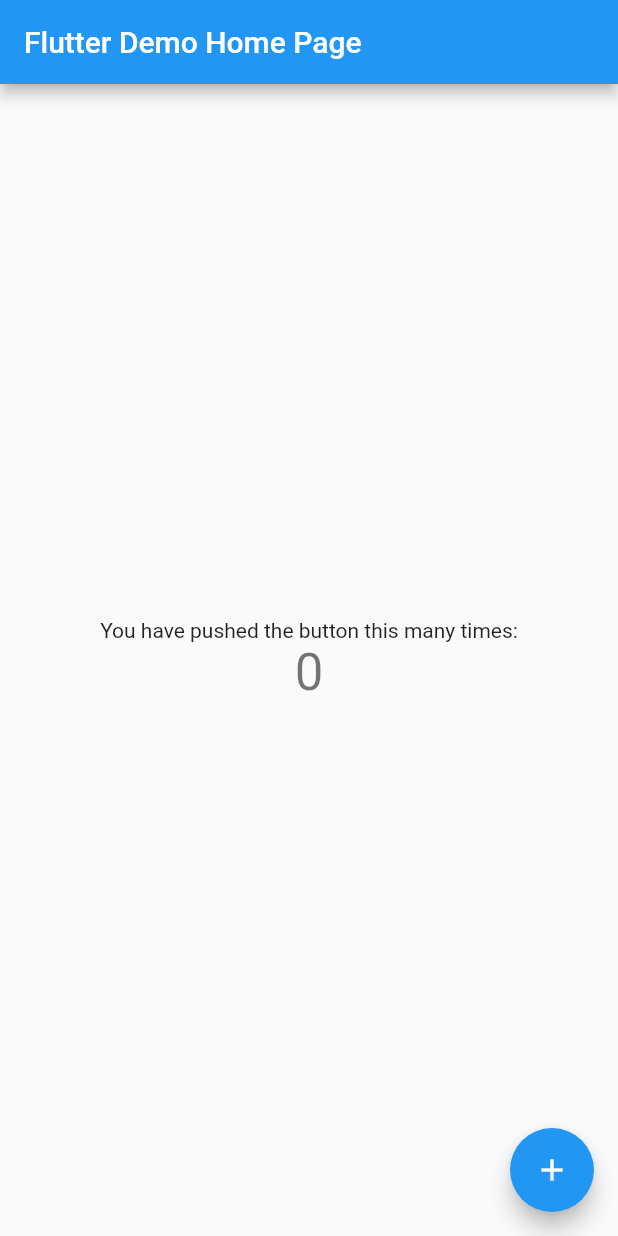
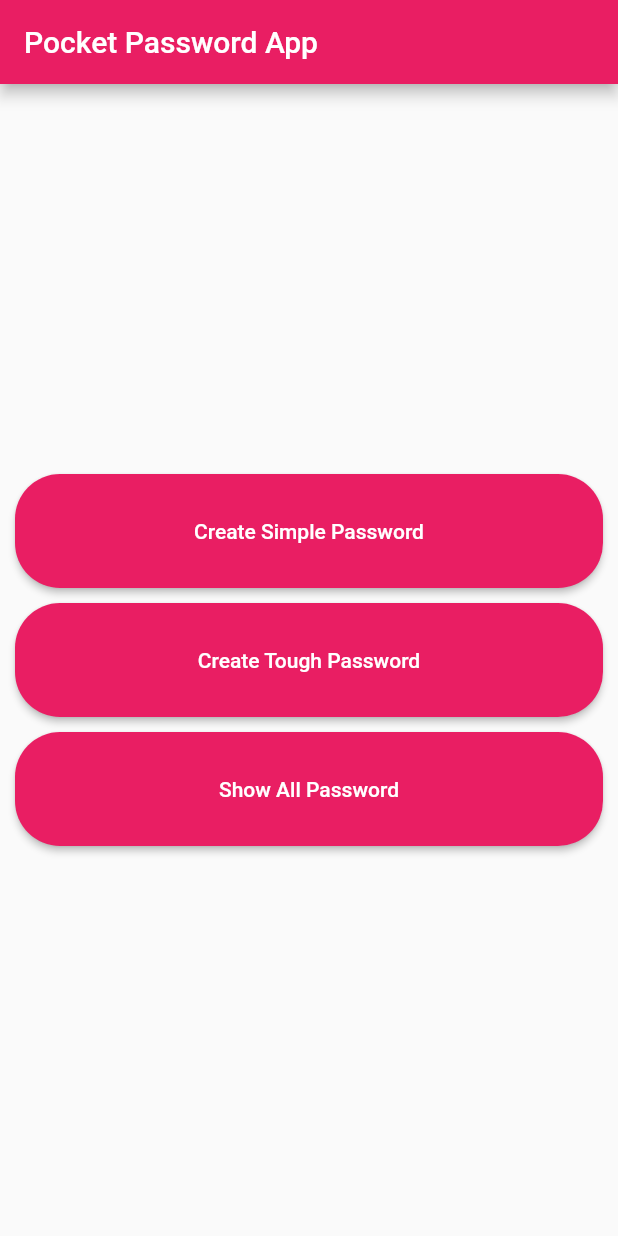
Before and after one commit to sohailsabir/FA19-BCS-016, a Flutter app: the screen it shows after launch, on a phone screen of 412 x 824 dp. Run offline on Flutter 3.47's test engine with Material 2 defaults, Android fonts, the phone set to English and light mode, and no system bars; our stand-ins replace audioplayers, cloud_firestore, firebase_core, firebase_database, flutter_colorpicker, flutter_spinkit and 2 more; missing offline and left inert: dialog_alert, flutter_animated_button, splash_screen_view; accounts and stored records are empty.

Commit message:
create first screen

```diff
--- a/lab_mid_pocket_password_diary/lib/main.dart
+++ b/lab_mid_pocket_password_diary/lib/main.dart
@@ -1,115 +1,82 @@
 import 'package:flutter/material.dart';
 
 void main() {
-  runApp(const MyApp());
+  runApp(PasswordApp());
 }
+class PasswordApp extends StatelessWidget {
+  const PasswordApp({Key? key}) : super(key: key);
 
-class MyApp extends StatelessWidget {
-  const MyApp({Key? key}) : super(key: key);
-
-  // This widget is the root of your application.
   @override
   Widget build(BuildContext context) {
     return MaterialApp(
-      title: 'Flutter Demo',
-      theme: ThemeData(
-        // This is the theme of your application.
-        //
-        // Try running your application with "flutter run". You'll see the
-        // application has a blue toolbar. Then, without quitting the app, try
-        // changing the primarySwatch below to Colors.green and then invoke
-        // "hot reload" (press "r" in the console where you ran "flutter run",
-        // or simply save your changes to "hot reload" in a Flutter IDE).
-        // Notice that the counter didn't reset back to zero; the application
-        // is not restarted.
-        primarySwatch: Colors.blue,
+      debugShowCheckedModeBanner: false,
+      title: "Pocket Password App",
+      home: DashBoard(),
+    );
+  }
+}
+class DashBoard extends StatelessWidget {
+  const DashBoard({Key? key}) : super(key: key);
+
+  @override
+  Widget build(BuildContext context) {
+    return Scaffold(
+      appBar: AppBar(
+        title: Text("Pocket Password App"),
+        backgroundColor: Colors.pink,
       ),
-      home: const MyHomePage(title: 'Flutter Demo Home Page'),
+      body: SafeArea(
+        child: Padding(
+          padding: const EdgeInsets.all(10.0),
+          child: Column(
+            crossAxisAlignment: CrossAxisAlignment.stretch,
+            mainAxisAlignment: MainAxisAlignment.center,
+
+            children: [
+              OptionButton(
+                text: "Create Simple Password",
+                onpressed: (){},
+              ),
+              SizedBox(
+                height: 10.0,
+              ),
+              OptionButton(
+                text: "Create Tough Password",
+                onpressed: (){},
+              ),
+              SizedBox(
+                height: 10.0,
+              ),
+              OptionButton(
+                text: "Show All Password",
+                onpressed: (){},
+              ),
+
+            ],
+          ),
+        ),
+      ),
     );
   }
 }
 
-class MyHomePage extends StatefulWidget {
-  const MyHomePage({Key? key, required this.title}) : super(key: key);
-
-  // This widget is the home page of your application. It is stateful, meaning
-  // that it has a State object (defined below) that contains fields that affect
-  // how it looks.
-
-  // This class is the configuration for the state. It holds the values (in this
-  // case the title) provided by the parent (in this case the App widget) and
-  // used by the build method of the State. Fields in a Widget subclass are
-  // always marked "final".
-
-  final String title;
-
-  @override
-  State<MyHomePage> createState() => _MyHomePageState();
-}
-
-class _MyHomePageState extends State<MyHomePage> {
-  int _counter = 0;
-
-  void _incrementCounter() {
-    setState(() {
-      // This call to setState tells the Flutter framework that something has
-      // changed in this State, which causes it to rerun the build method below
-      // so that the display can reflect the updated values. If we changed
-      // _counter without calling setState(), then the build method would not be
-      // called again, and so nothing would appear to happen.
-      _counter++;
-    });
-  }
-
+class OptionButton extends StatelessWidget {
+  OptionButton({required this.text,required this.onpressed});
+  final String text;
+  final VoidCallback onpressed;
   @override
   Widget build(BuildContext context) {
-    // This method is rerun every time setState is called, for instance as done
-    // by the _incrementCounter method above.
-    //
-    // The Flutter framework has been optimized to make rerunning build methods
-    // fast, so that you can just rebuild anything that needs updating rather
-    // than having to individually change instances of widgets.
-    return Scaffold(
-      appBar: AppBar(
-        // Here we take the value from the MyHomePage object that was created by
-        // the App.build method, and use it to set our appbar title.
-        title: Text(widget.title),
-      ),
-      body: Center(
-        // Center is a layout widget. It takes a single child and positions it
-        // in the middle of the parent.
-        child: Column(
-          // Column is also a layout widget. It takes a list of children and
-          // arranges them vertically. By default, it sizes itself to fit its
-          // children horizontally, and tries to be as tall as its parent.
-          //
-          // Invoke "debug painting" (press "p" in the console, choose the
-          // "Toggle Debug Paint" action from the Flutter Inspector in Android
-          // Studio, or the "Toggle Debug Paint" command in Visual Studio Code)
-          // to see the wireframe for each widget.
-          //
-          // Column has various properties to control how it sizes itself and
-          // how it positions its children. Here we use mainAxisAlignment to
-          // center the children vertically; the main axis here is the vertical
-          // axis because Columns are vertical (the cross axis would be
-          // horizontal).
-          mainAxisAlignment: MainAxisAlignment.center,
-          children: <Widget>[
-            const Text(
-              'You have pushed the button this many times:',
-            ),
-            Text(
-              '$_counter',
-              style: Theme.of(context).textTheme.headline4,
-            ),
-          ],
+    return ElevatedButton(
+      onPressed: onpressed,
+      child: Text(text),
+      style: ElevatedButton.styleFrom(
+        primary: Colors.pink,
+        padding: EdgeInsets.fromLTRB(20, 30, 20, 30),
+        shape: RoundedRectangleBorder(
+          borderRadius: BorderRadius.circular(30.0),
         ),
       ),
-      floatingActionButton: FloatingActionButton(
-        onPressed: _incrementCounter,
-        tooltip: 'Increment',
-        child: const Icon(Icons.add),
-      ), // This trailing comma makes auto-formatting nicer for build methods.
+
     );
   }
 }
```
